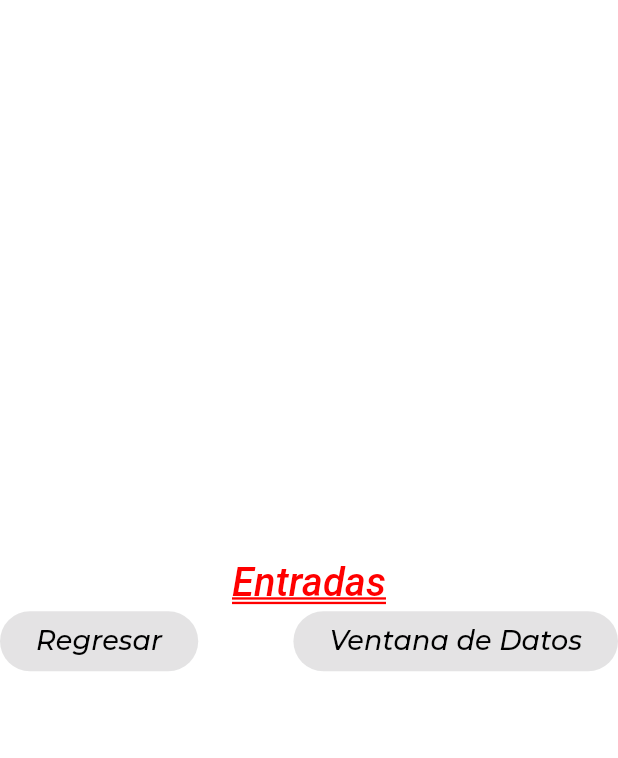
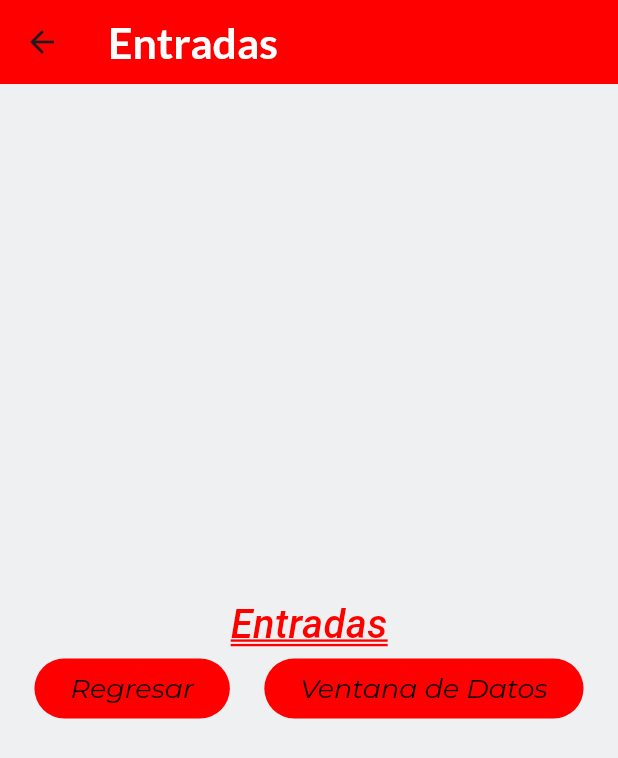
Before and after one commit to gnievap/componentes_flutter_consentidos5b, a Flutter app: the screen it shows after launch, after a tap on "Entradas", on a phone screen of 412 x 824 dp. Shown: the top 758 px of the screen. Run offline on Flutter 3.47's test engine with Material 3 defaults, Android fonts, the phone set to English and light mode, and no system bars; our stand-ins replace google_fonts; Roboto replaces fonts that are missing (Acme).

Commit message:
Changing the AppTheme

```diff
--- a/lib/screens/home_screen.dart
+++ b/lib/screens/home_screen.dart
@@ -25,8 +25,14 @@
               'Introduciendo valores',
               style: AppTheme.lightTheme.textTheme.bodySmall,
             ),
-            leading: const Icon(Icons.input),
-            trailing: const Icon(Icons.arrow_circle_right_rounded),
+            leading: IconTheme(
+              data: AppTheme.lightTheme.iconTheme,
+              child: const Icon(Icons.input),
+            ),
+            trailing: IconTheme(
+              data: AppTheme.lightTheme.iconTheme,
+              child: const Icon(Icons.arrow_circle_right_rounded),
+            ),
             onTap: () {
               final ruta1 = MaterialPageRoute(builder: (context) {
                 return const InputsScreen();
@@ -40,9 +46,16 @@
               'Listview.builder',
               style: AppTheme.lightTheme.textTheme.headlineLarge,
             ),
-            subtitle: const Text('Lista con scroll infinito'),
-            leading: const Icon(Icons.list),
-            trailing: const Icon(Icons.arrow_circle_right_rounded),
+            subtitle: Text('Lista con scroll infinito',
+                style: AppTheme.lightTheme.textTheme.bodySmall),
+            leading: IconTheme(
+              data: AppTheme.lightTheme.iconTheme,
+              child: const Icon(Icons.list),
+            ),
+            trailing: IconTheme(
+              data: AppTheme.lightTheme.iconTheme,
+              child: const Icon(Icons.arrow_circle_right_rounded),
+            ),
             onTap: () {
               final ruta2 = MaterialPageRoute(builder: (context) {
                 return const InfiniteScrollScreen();
@@ -56,9 +69,16 @@
               'Notificaciones',
               style: AppTheme.lightTheme.textTheme.headlineLarge,
             ),
-            subtitle: const Text('Mostrar una notificación'),
-            leading: const Icon(Icons.notification_add),
-            trailing: const Icon(Icons.arrow_circle_right_rounded),
+            subtitle: Text('Mostrar una notificación',
+                style: AppTheme.lightTheme.textTheme.bodySmall),
+            leading: IconTheme(
+              data: AppTheme.lightTheme.iconTheme,
+              child: const Icon(Icons.notification_add),
+            ),
+            trailing: IconTheme(
+              data: AppTheme.lightTheme.iconTheme,
+              child: const Icon(Icons.arrow_circle_right_rounded),
+            ),
             onTap: () {
               final ruta3 = MaterialPageRoute(builder: (context) {
                 return const NotificationsScreen();
--- a/lib/screens/inputs_screen.dart
+++ b/lib/screens/inputs_screen.dart
@@ -11,7 +11,11 @@
 class _InputsScreenState extends State<InputsScreen> {
   @override
   Widget build(BuildContext context) {
-    return Column(
+    return Scaffold(
+      appBar: AppBar(
+        title: const Text('Entradas'),
+      ),
+      body: Column(
         mainAxisAlignment: MainAxisAlignment.center,
         children: [
           Text(
@@ -19,7 +23,7 @@
             style: AppTheme.lightTheme.textTheme.headlineLarge,
           ),
           Row(
-          mainAxisAlignment: MainAxisAlignment.spaceBetween,
+            mainAxisAlignment: MainAxisAlignment.spaceEvenly,
             children: [
               ElevatedButton(
                   onPressed: null,
@@ -36,6 +40,7 @@
             ],
           ),
         ],
+      ),
     );
   }
 }
--- a/lib/theme/app_theme.dart
+++ b/lib/theme/app_theme.dart
@@ -13,12 +13,34 @@
   // Constante de tema
   static final ThemeData lightTheme = ThemeData.light().copyWith(
     scaffoldBackgroundColor: backColor,
-    appBarTheme: const AppBarTheme(
+    appBarTheme: AppBarTheme(
       color: primaryColor,
+      titleTextStyle: GoogleFonts.lato(
+        color: Colors.white,
+        fontSize: 28.5,
+        fontWeight: FontWeight.bold,
+      ),
+    ),
+    iconTheme: const IconThemeData(
+      color: primaryColor,
+      size: 35.0,
+    ),
+    elevatedButtonTheme: ElevatedButtonThemeData(
+      style: ButtonStyle(
+        backgroundColor: MaterialStateProperty.all(
+          primaryColor,
+        ),
+        foregroundColor: MaterialStateProperty.all(
+          Colors.white,
+        ),
+        textStyle: MaterialStateProperty.all(GoogleFonts.pacifico(
+          fontSize: 25.0,
+        )),
+      ),
     ),
     textTheme: TextTheme(
       // Títulos muy grandes
-      headlineLarge: GoogleFonts.nothingYouCouldDo(
+      headlineLarge: GoogleFonts.acme(
         color: primaryColor,
         fontSize: 26.5,
         fontWeight: FontWeight.w500,
```
Lines whose indentation alone changed are shown as unchanged.
